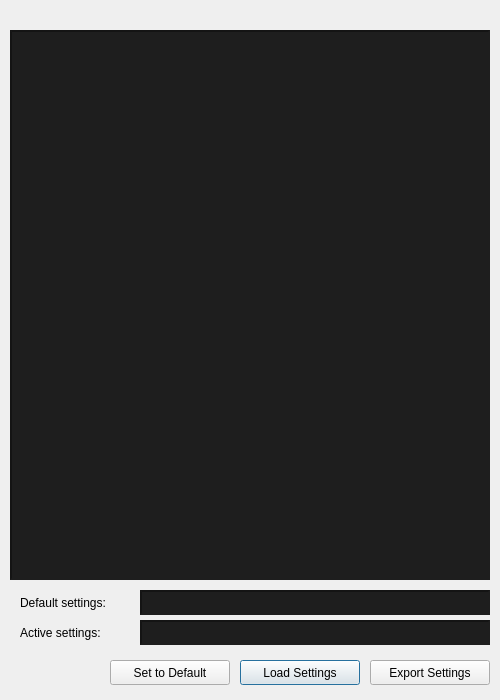
Qt form ui/dialogsettings.ui (ignmiz/ATC_Console) before a commit.
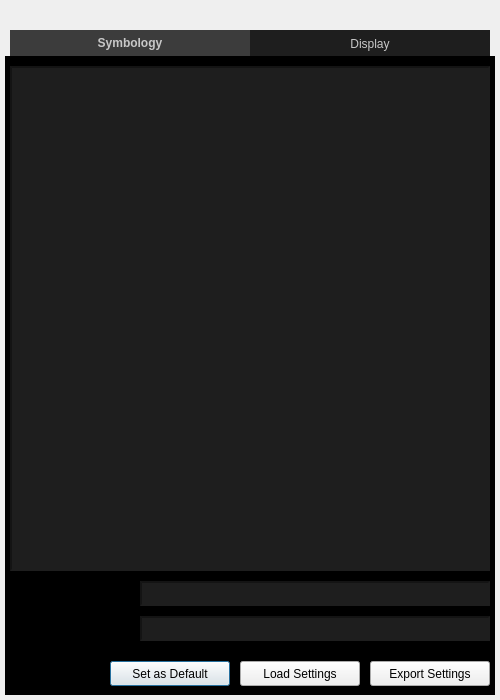
The same form after that commit. Custom widgets are drawn as their Qt base class.

Commit message: Added & styled tabs in DialogSettings

The edit to the form file:
```diff
--- a/ui/dialogsettings.ui
+++ b/ui/dialogsettings.ui
@@ -13,13 +13,79 @@
   <property name="windowTitle">
    <string>Dialog</string>
   </property>
-  <widget class="ATCSettingsTableView" name="tableView">
+  <widget class="QTabWidget" name="tabWidget">
    <property name="geometry">
     <rect>
-     <x>10</x>
+     <x>5</x>
      <y>30</y>
+     <width>490</width>
+     <height>665</height>
+    </rect>
+   </property>
+   <property name="styleSheet">
+    <string notr="true">QTabWidget
+{
+	background: #000000;
+	border: none;
+}
+
+QTabWidget::tab-bar
+{
+	left: 5px;
+}
+
+QTabWidget::pane
+{
+	border: none;
+}
+
+QWidget#tabSymbology, QWidget#tabDisplayedObjects
+{
+	background: #000000;
+}
+
+QTabBar::tab
+{
+	color: #c8c8c8;
+	width: 240px;
+}
+
+QTabBar::tab:selected
+{
+	font: bold;
+	background: #3c3c3c;
+}
+
+QTabBar::tab:selected:hover
+{
+	font: bold;
+	background: #464646;
+}
+
+QTabBar::tab:!selected
+{
+	background: #1e1e1e;
+}
+
+QTabBar::tab:!selected:hover
+{
+	background: #282828;
+}</string>
+   </property>
+   <property name="currentIndex">
+    <number>0</number>
+   </property>
+   <widget class="QWidget" name="tabSymbology">
+    <attribute name="title">
+     <string>Symbology</string>
+    </attribute>
+    <widget class="ATCSettingsTableView" name="tableView">
+     <property name="geometry">
+      <rect>
+       <x>5</x>
+       <y>10</y>
      <width>480</width>
-     <height>550</height>
+       <height>505</height>
     </rect>
    </property>
    <property name="autoFillBackground">
@@ -40,8 +106,8 @@
   <widget class="QLabel" name="labelDefaultSettings">
    <property name="geometry">
     <rect>
-     <x>20</x>
-     <y>590</y>
+       <x>10</x>
+       <y>525</y>
      <width>110</width>
      <height>25</height>
     </rect>
@@ -53,11 +119,32 @@
     <set>Qt::AlignLeading|Qt::AlignLeft|Qt::AlignVCenter</set>
    </property>
   </widget>
+    <widget class="QLineEdit" name="lineEditDefaultSettings">
+     <property name="geometry">
+      <rect>
+       <x>135</x>
+       <y>525</y>
+       <width>350</width>
+       <height>25</height>
+      </rect>
+     </property>
+     <property name="styleSheet">
+      <string notr="true">QLineEdit
+{
+	color: #c8c8c8;
+	background-color: #1e1e1e;
+	border-style: inset;
+	border-width: 2px;
+	border-color: #141414;
+	font: 13px;
+}</string>
+     </property>
+    </widget>
   <widget class="QLabel" name="labelActiveSettings">
    <property name="geometry">
     <rect>
-     <x>20</x>
-     <y>620</y>
+       <x>10</x>
+       <y>560</y>
      <width>110</width>
      <height>25</height>
     </rect>
@@ -69,11 +156,11 @@
     <set>Qt::AlignLeading|Qt::AlignLeft|Qt::AlignVCenter</set>
    </property>
   </widget>
-  <widget class="QLineEdit" name="lineEditDefaultSettings">
+    <widget class="QLineEdit" name="lineEditActiveSettings">
    <property name="geometry">
     <rect>
-     <x>140</x>
-     <y>590</y>
+       <x>135</x>
+       <y>560</y>
      <width>350</width>
      <height>25</height>
     </rect>
@@ -90,11 +177,24 @@
 }</string>
    </property>
   </widget>
+    <widget class="QPushButton" name="buttonSetDefault">
+     <property name="geometry">
+      <rect>
+       <x>105</x>
+       <y>605</y>
+       <width>120</width>
+       <height>25</height>
+      </rect>
+     </property>
+     <property name="text">
+      <string>Set as Default</string>
+     </property>
+    </widget>
   <widget class="QPushButton" name="buttonLoadSettings">
    <property name="geometry">
     <rect>
-     <x>240</x>
-     <y>660</y>
+       <x>235</x>
+       <y>605</y>
      <width>120</width>
      <height>25</height>
     </rect>
@@ -106,8 +206,8 @@
   <widget class="QPushButton" name="buttonExportSettings">
    <property name="geometry">
     <rect>
-     <x>370</x>
-     <y>660</y>
+       <x>365</x>
+       <y>605</y>
      <width>120</width>
      <height>25</height>
     </rect>
@@ -116,39 +216,12 @@
     <string>Export Settings</string>
    </property>
   </widget>
-  <widget class="QLineEdit" name="lineEditActiveSettings">
-   <property name="geometry">
-    <rect>
-     <x>140</x>
-     <y>620</y>
-     <width>350</width>
-     <height>25</height>
-    </rect>
-   </property>
-   <property name="styleSheet">
-    <string notr="true">QLineEdit
-{
-	color: #c8c8c8;
-	background-color: #1e1e1e;
-	border-style: inset;
-	border-width: 2px;
-	border-color: #141414;
-	font: 13px;
-}</string>
-   </property>
-  </widget>
-  <widget class="QPushButton" name="buttonSetToDefault">
-   <property name="geometry">
-    <rect>
-     <x>110</x>
-     <y>660</y>
-     <width>120</width>
-     <height>25</height>
-    </rect>
-   </property>
-   <property name="text">
-    <string>Set to Default</string>
-   </property>
+   </widget>
+   <widget class="QWidget" name="tabDisplayedObjects">
+    <attribute name="title">
+     <string>Display</string>
+    </attribute>
+   </widget>
   </widget>
  </widget>
  <customwidgets>
```
Lines whose indentation alone changed are shown as unchanged. The commit also changes 2 other files.
